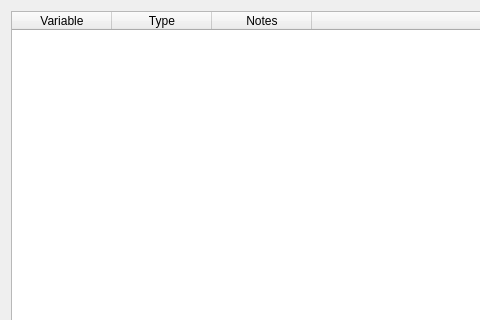
markdavidlong/AppleSAWS, file src/ui/viewers/applesoftfiledetailviewer.ui: the form before one commit; both pictures show x 0 to 480 and y 0 to 320 of the 766 by 515 pixel window.
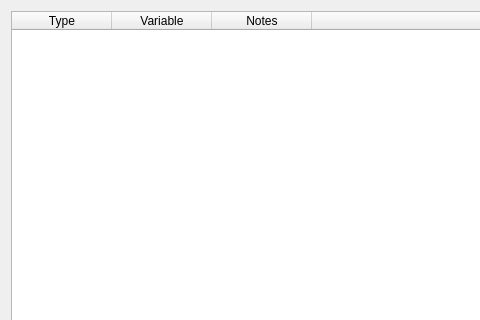
The form after the commit.

What changed in the file:
```diff
--- a/src/ui/viewers/applesoftfiledetailviewer.ui
+++ b/src/ui/viewers/applesoftfiledetailviewer.ui
@@ -39,12 +39,12 @@
      </attribute>
      <column>
       <property name="text">
-       <string>Variable</string>
+       <string>Type</string>
       </property>
      </column>
      <column>
       <property name="text">
-       <string>Type</string>
+       <string>Variable</string>
       </property>
      </column>
      <column>
```
